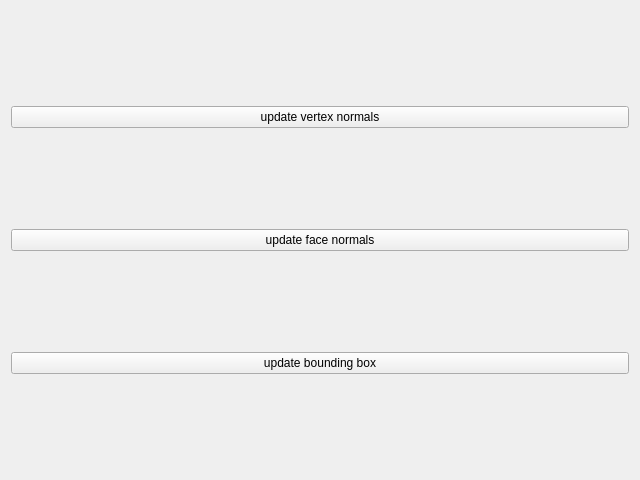
Above: LydiaLabExpPlugins/modeDebug/ModeDebugPluginWidget.ui from mcoder2014/LydiaLabExpPlugins before the change. Below: the same form after it.
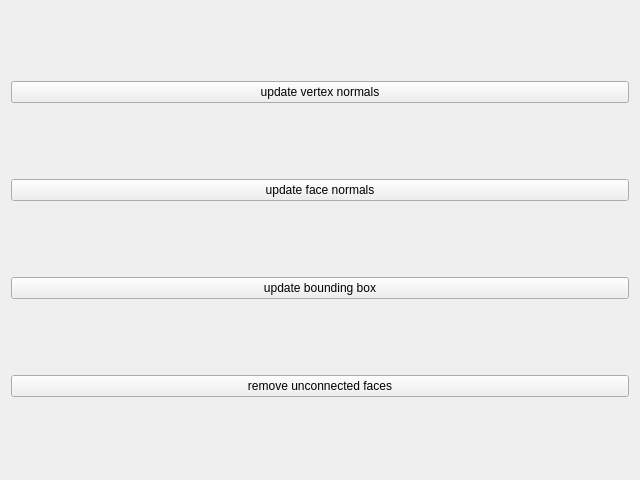
That is the form after the change.

What changed in the file:
```diff
--- a/LydiaLabExpPlugins/modeDebug/ModeDebugPluginWidget.ui
+++ b/LydiaLabExpPlugins/modeDebug/ModeDebugPluginWidget.ui
@@ -35,6 +35,13 @@
      </property>
     </widget>
    </item>
+   <item>
+    <widget class="QPushButton" name="pushButtonRemoveUnconnectedFaces">
+     <property name="text">
+      <string>remove unconnected faces</string>
+     </property>
+    </widget>
+   </item>
   </layout>
  </widget>
  <resources/>
```
